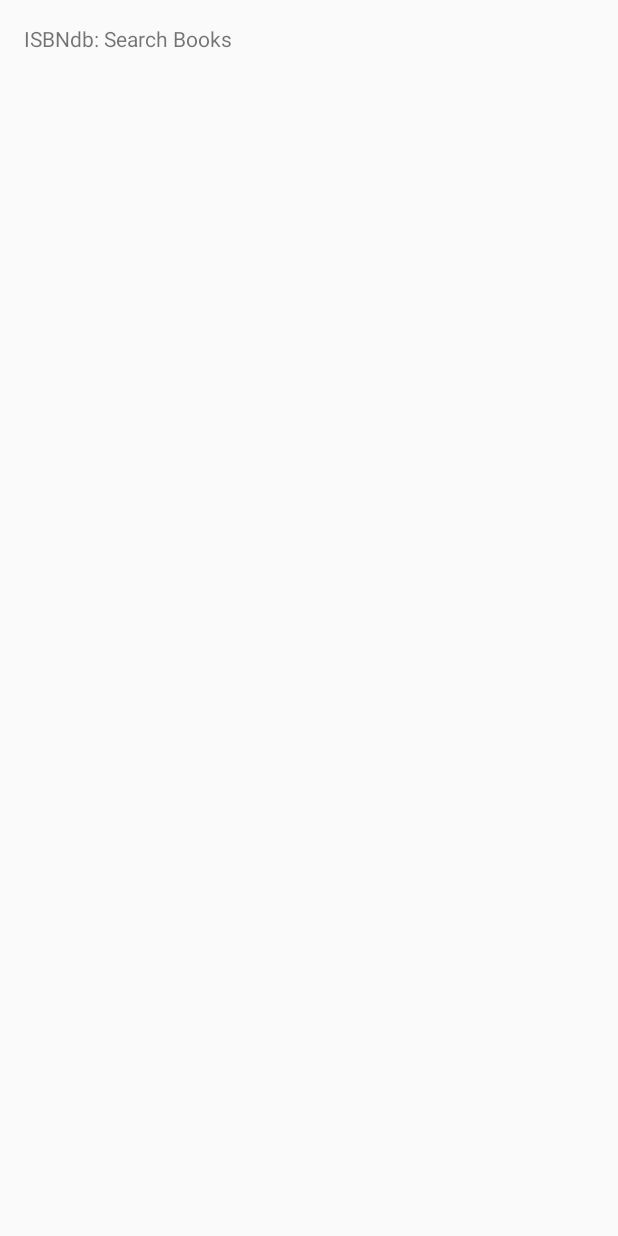
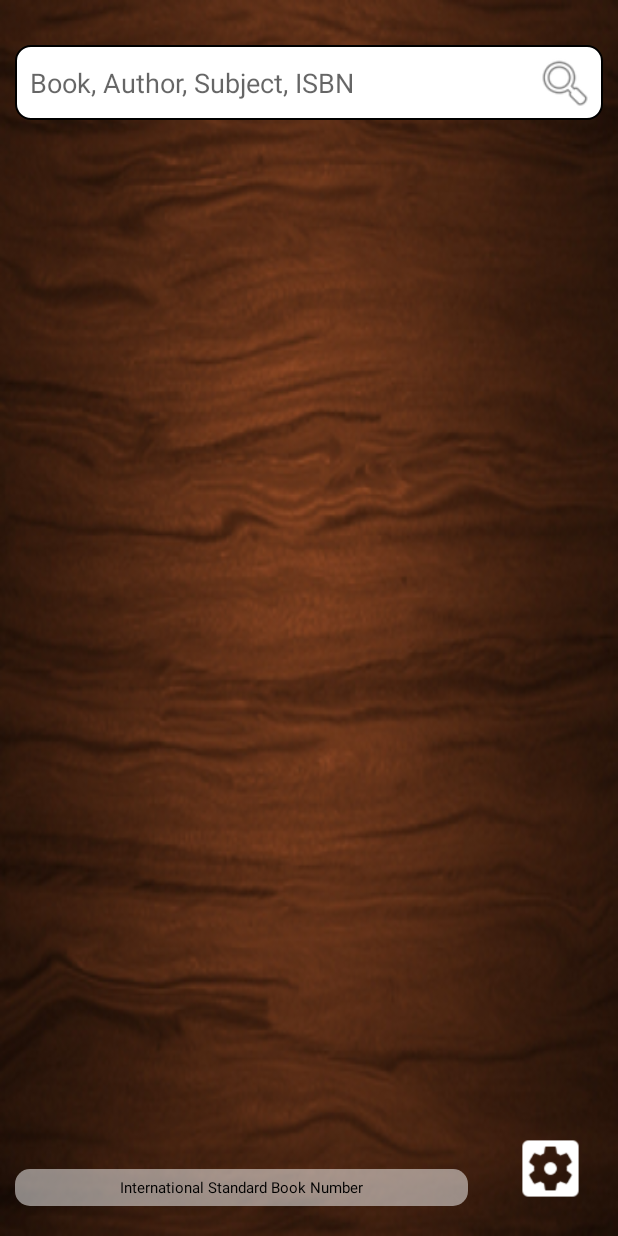
Before and after one commit to sgsudhir/ISBNdb, an Android app: the screen it shows after launch (MainActivity), on a phone screen of 412 x 824 dp. Before the commit the screen is almost empty. Run offline under Robolectric (Android 15) with nearby library versions, the phone set to English and light mode, and no system bars.

Commit message:
Add view for MainActivity

```diff
--- a/app/src/main/java/com/isbndb/activity/MainActivity.java
+++ b/app/src/main/java/com/isbndb/activity/MainActivity.java
@@ -1,15 +1,74 @@
 package com.isbndb.activity;
 
+import android.graphics.drawable.Drawable;
+import android.support.v7.app.ActionBar;
 import android.support.v7.app.AppCompatActivity;
 import android.os.Bundle;
+import android.text.Editable;
+import android.text.TextWatcher;
+import android.view.View;
+import android.view.animation.Animation;
+import android.view.animation.AnimationUtils;
+import android.widget.AutoCompleteTextView;
+import android.widget.Button;
+import android.widget.EditText;
+import android.widget.SearchView;
+import android.widget.Toast;
 
 import com.isbndb.R;
 
-public class MainActivity extends AppCompatActivity {
+public class MainActivity extends AppCompatActivity implements View.OnClickListener,TextWatcher {
+    AutoCompleteTextView textViewSearch;
+    Button buttonSearch, buttonClear, buttonSetting;
 
     @Override
     protected void onCreate(Bundle savedInstanceState) {
         super.onCreate(savedInstanceState);
         setContentView(R.layout.activity_main);
+
+        textViewSearch = (AutoCompleteTextView) findViewById(R.id.searchbar_activity_main);
+        buttonSearch = (Button) findViewById(R.id.button_search_activity_main);
+        buttonClear = (Button) findViewById(R.id.button_clear_activity_main);
+        buttonSetting = (Button) findViewById(R.id.button_setting_activity_main);
+
+        buttonClear.setOnClickListener(this);
+        buttonSearch.setOnClickListener(this);
+        buttonSetting.setOnClickListener(this);
+        textViewSearch.addTextChangedListener(this);
+
+        buttonClear.setVisibility(View.INVISIBLE);
+    }
+
+    @Override
+    public void onClick(View v) {
+        switch (v.getId()) {
+            case R.id.button_clear_activity_main:
+                textViewSearch.setText("");
+                buttonClear.setVisibility(View.INVISIBLE);
+                break;
+            case R.id.button_search_activity_main:
+                break;
+            case R.id.button_setting_activity_main:
+                break;
+            default:
+                break;
+        }
+    }
+
+    @Override
+    public void beforeTextChanged(CharSequence s, int start, int count, int after) {
+
+    }
+
+    @Override
+    public void onTextChanged(CharSequence s, int start, int before, int count) {
+        if (count > 0)
+            buttonClear.setVisibility(View.VISIBLE);
+        Toast.makeText(getApplicationContext(),s.toString(),Toast.LENGTH_SHORT).show();
+    }
+
+    @Override
+    public void afterTextChanged(Editable s) {
+
     }
 }
--- /dev/null
+++ b/app/src/main/res/drawable/bg_button_search.xml
@@ -0,0 +1,7 @@
+<?xml version="1.0" encoding="utf-8"?>
+<selector xmlns:android="http://schemas.android.com/apk/res/android">
+    <item android:drawable="@drawable/ic_search_black_18dp"
+        android:state_pressed="false" />
+    <item android:drawable="@color/colorPrimaryDark"
+        android:state_pressed="true"/>
+</selector>
--- /dev/null
+++ b/app/src/main/res/drawable/bg_clear_text_view_search.xml
@@ -0,0 +1,7 @@
+<?xml version="1.0" encoding="utf-8"?>
+<selector xmlns:android="http://schemas.android.com/apk/res/android">
+    <item android:drawable="@drawable/ic_cancel_black_18dp"
+        android:state_pressed="false" />
+    <item android:drawable="@color/colorPrimaryDark"
+        android:state_pressed="true"/>
+</selector>
--- /dev/null
+++ b/app/src/main/res/drawable/bg_white.xml
@@ -0,0 +1,8 @@
+<?xml version="1.0" encoding="utf-8"?>
+<shape xmlns:android="http://schemas.android.com/apk/res/android"
+    android:shape="rectangle">
+    <solid android:color="#FFFFFF"/>
+    <corners android:radius="10dp"/>
+    <stroke android:color="#000000"
+        android:width="1dp"/>
+</shape>
--- /dev/null
+++ b/app/src/main/res/drawable/bg_white_transparent.xml
@@ -0,0 +1,6 @@
+<?xml version="1.0" encoding="utf-8"?>
+<shape xmlns:android="http://schemas.android.com/apk/res/android"
+    android:shape="rectangle">
+    <solid android:color="@color/whiteTransparent"/>
+    <corners android:radius="10dp"/>
+</shape>
--- a/app/src/main/res/layout/activity_main.xml
+++ b/app/src/main/res/layout/activity_main.xml
@@ -1,13 +1,65 @@
 <?xml version="1.0" encoding="utf-8"?>
-<RelativeLayout xmlns:android="http://schemas.android.com/apk/res/android"
-    xmlns:tools="http://schemas.android.com/tools" android:layout_width="match_parent"
-    android:layout_height="match_parent" android:paddingLeft="@dimen/activity_horizontal_margin"
-    android:paddingRight="@dimen/activity_horizontal_margin"
-    android:paddingTop="@dimen/activity_vertical_margin"
-    android:paddingBottom="@dimen/activity_vertical_margin"
-    tools:context="com.isbndb.activity.MainActivity">
+ <RelativeLayout xmlns:android="http://schemas.android.com/apk/res/android"
+    xmlns:tools="http://schemas.android.com/tools"
+    android:layout_width="match_parent"
+    android:layout_height="match_parent"
+    android:background="@drawable/bg_wood">
+    <Button
+        android:id="@+id/button_setting_activity_main"
+        android:layout_width="50dp"
+        android:layout_height="50dp"
+        android:background="@drawable/ic_setting_white_48dp"
+        android:layout_alignParentBottom="true"
+        android:layout_alignParentRight="true"
+        android:layout_margin="20dp"/>
     <TextView
-        android:layout_width="wrap_content"
+        android:id="@+id/text_view_intro"
+        android:layout_width="match_parent"
         android:layout_height="wrap_content"
-        android:text="@string/app_name"/>
-</RelativeLayout>
+        android:text="@string/app_intro"
+        android:background="@drawable/bg_white_transparent"
+        android:textColor="#000000"
+        android:textSize="10dp"
+        android:gravity="center"
+        android:padding="5dp"
+        android:layout_marginBottom="20dp"
+        android:layout_marginRight="10dp"
+        android:layout_marginLeft="10dp"
+        android:layout_toLeftOf="@id/button_setting_activity_main"
+        android:layout_alignParentBottom="true"/>
+    <FrameLayout
+        android:id="@+id/frame_layout_activity_main"
+        android:layout_width="match_parent"
+        android:layout_height="wrap_content"
+        android:layout_marginLeft="10dp"
+        android:layout_marginRight="10dp"
+        android:layout_marginTop="30dp">
+        <AutoCompleteTextView
+            android:id="@+id/searchbar_activity_main"
+            android:layout_width="match_parent"
+            android:layout_height="50dp"
+            android:hint="@string/search_hint"
+            android:paddingLeft="10dp"
+            android:paddingRight="80dp"
+            android:singleLine="true"
+            android:textColor="#000000"
+            android:inputType="text"
+            android:background="@drawable/bg_white"/>
+        <Button
+            android:id="@+id/button_search_activity_main"
+            android:layout_width="40dp"
+            android:layout_height="40dp"
+            android:background="@android:drawable/ic_menu_search"
+            android:layout_gravity="right"
+            android:layout_marginTop="5dp"
+            android:layout_marginRight="5dp"/>
+        <Button
+            android:id="@+id/button_clear_activity_main"
+            android:layout_width="30dp"
+            android:layout_height="30dp"
+            android:background="@android:drawable/ic_notification_clear_all"
+            android:layout_gravity="right"
+            android:layout_marginTop="10dp"
+            android:layout_marginRight="45dp"/>
+    </FrameLayout>
+ </RelativeLayout>
--- a/app/src/main/res/values/colors.xml
+++ b/app/src/main/res/values/colors.xml
@@ -3,4 +3,5 @@
     <color name="colorPrimary">#3F51B5</color>
     <color name="colorPrimaryDark">#303F9F</color>
     <color name="colorAccent">#FF4081</color>
+    <color name="whiteTransparent">#80FFFFFF</color>
 </resources>
--- a/app/src/main/res/values/strings.xml
+++ b/app/src/main/res/values/strings.xml
@@ -1,4 +1,6 @@
 <resources>
     <string name="app_name">ISBNdb: Search Books</string>
     <string name="action_settings">Settings</string>
+    <string name="search_hint">Book, Author, Subject, ISBN</string>
+    <string name="app_intro">International Standard Book Number</string>
 </resources>
```
Also changed, not shown: app/src/main/res/drawable/bg_wood.png (added), app/src/main/res/drawable/ic_cancel_black_18dp.png (added), app/src/main/res/drawable/ic_search_black_18dp.png (added), app/src/main/res/drawable/ic_setting_white_48dp.png (added).
